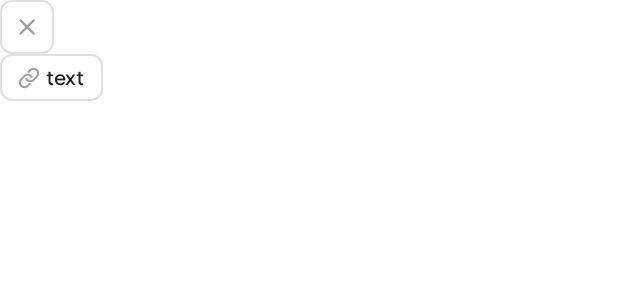
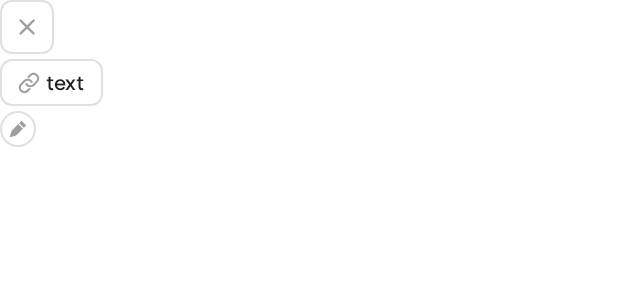
Before and after one commit to Nexters/Bottles_Android, an Android app built with Jetpack Compose: the @Preview function BottlesIconButtonPreview, on a phone screen of 412 x 824 dp. Shown: the top 300 px of the screen. Run offline under Robolectric (Android 15) with nearby library versions, the phone set to English and light mode, and no system bars; network calls fail; Roboto replaces fonts that are not available here.

Commit message:
[feat] : BottlesIconButton 원형 아이콘 버튼 추가
(cherry picked from commit 8071247b298f84d6cd400b091eac71eb8a615185)

```diff
--- a/core/design-system/src/main/kotlin/com/team/bottles/core/designsystem/components/buttons/IconButton.kt
+++ b/core/design-system/src/main/kotlin/com/team/bottles/core/designsystem/components/buttons/IconButton.kt
@@ -8,11 +8,13 @@ import androidx.compose.foundation.layout.Box
 import androidx.compose.foundation.layout.Column
 import androidx.compose.foundation.layout.Row
 import androidx.compose.foundation.layout.padding
+import androidx.compose.foundation.shape.CircleShape
 import androidx.compose.material3.Icon
 import androidx.compose.material3.Text
 import androidx.compose.runtime.Composable
 import androidx.compose.ui.Alignment
 import androidx.compose.ui.Modifier
+import androidx.compose.ui.draw.clip
 import androidx.compose.ui.res.painterResource
 import androidx.compose.ui.tooling.preview.Preview
 import androidx.compose.ui.unit.dp
@@ -39,13 +41,14 @@ fun BottlesIconButtonWithText(
                 color = BottlesTheme.color.border.enabled,
                 shape = BottlesTheme.shape.extraSmall
             )
+            .clip(shape = BottlesTheme.shape.extraSmall)
+            .noRippleClickable(
+                onClick = onClick,
+                enabled = enabled
+            )
             .padding(
                 horizontal = BottlesTheme.spacing.small,
                 vertical = 7.5f.dp
-            )
-            .noRippleClickable(
-                onClick = onClick,
-                enabled = enabled
             ),
         horizontalArrangement = Arrangement.spacedBy(
             space = BottlesTheme.spacing.doubleExtraSmall,
@@ -66,29 +69,46 @@ fun BottlesIconButtonWithText(
     }
 }
 
+enum class IconButtonType {
+    CIRCLE,
+    RECTANGLE,
+    ;
+}
+
 @Composable
 fun BottlesIconButton(
     modifier: Modifier = Modifier,
+    iconButtonType: IconButtonType,
     @DrawableRes icon: Int,
     onClick: () -> Unit,
     enabled: Boolean = true
 ) {
+    val shape = when (iconButtonType) {
+        IconButtonType.RECTANGLE -> BottlesTheme.shape.extraSmall
+        IconButtonType.CIRCLE -> CircleShape
+    }
+    val padding = when (iconButtonType) {
+        IconButtonType.RECTANGLE -> 10.dp
+        IconButtonType.CIRCLE -> 6.dp
+    }
+
     Box(
         modifier = modifier
             .background(
                 color = BottlesTheme.color.container.enabledPrimary,
-                shape = BottlesTheme.shape.extraSmall
+                shape = shape
             )
             .border(
                 width = 1.dp,
                 color = BottlesTheme.color.border.enabled,
-                shape = BottlesTheme.shape.extraSmall
+                shape = shape
             )
-            .padding(10.dp)
+            .clip(shape = shape)
             .noRippleClickable(
                 onClick = onClick,
                 enabled = enabled
             )
+            .padding(all = padding)
     ) {
         Icon(
             painter = painterResource(id = icon),
@@ -98,13 +118,14 @@ fun BottlesIconButton(
     }
 }
 
-@Preview
+@Preview(showBackground = true)
 @Composable
 private fun BottlesIconButtonPreview() {
     BottlesTheme {
-        Column {
+        Column(verticalArrangement = Arrangement.spacedBy(3.dp)) {
             BottlesIconButton(
                 icon = R.drawable.ic_close_16,
+                iconButtonType = IconButtonType.RECTANGLE,
                 onClick = {}
             )
             BottlesIconButtonWithText(
@@ -112,6 +133,11 @@ private fun BottlesIconButtonPreview() {
                 icon = R.drawable.ic_group_14,
                 onClick = {}
             )
+            BottlesIconButton(
+                icon = R.drawable.ic_pencil_12,
+                iconButtonType = IconButtonType.CIRCLE,
+                onClick = {}
+            )
         }
     }
 }
--- a/core/design-system/src/main/kotlin/com/team/bottles/core/designsystem/util/BottlesIcons.kt
+++ b/core/design-system/src/main/kotlin/com/team/bottles/core/designsystem/util/BottlesIcons.kt
@@ -18,4 +18,5 @@ object BottlesIcons {
     val ic_beach_32 = R.drawable.ic_beach_32
     val ic_close_16 = R.drawable.ic_close_16
     val ic_spacing_bar_3_15 = R.drawable.ic_spacing_bar_3_15
+    val ic_pencil_12 = R.drawable.ic_pencil_12
 }
--- a/feat/profile/src/main/kotlin/com/team/bottles/feat/profile/introduction/component/SelecteImage.kt
+++ b/feat/profile/src/main/kotlin/com/team/bottles/feat/profile/introduction/component/SelecteImage.kt
@@ -29,6 +29,7 @@ import com.skydoves.landscapist.coil.CoilImage
 import com.team.bottles.core.common.extension.toFile
 import com.team.bottles.core.designsystem.R
 import com.team.bottles.core.designsystem.components.buttons.BottlesIconButton
+import com.team.bottles.core.designsystem.components.buttons.IconButtonType
 import com.team.bottles.core.designsystem.theme.BottlesTheme
 import com.team.bottles.feat.profile.introduction.mvi.IntroductionIntent
 import kotlinx.coroutines.Dispatchers
@@ -87,6 +88,7 @@ internal fun SelectImageCard(
                     .offset(x = (-16).dp, y = 16.dp)
                     .align(Alignment.TopEnd),
                 icon = R.drawable.ic_close_16,
+                iconButtonType = IconButtonType.RECTANGLE,
                 onClick = { onIntent(IntroductionIntent.ClickDeleteButton) }
             )
         } else {
```
